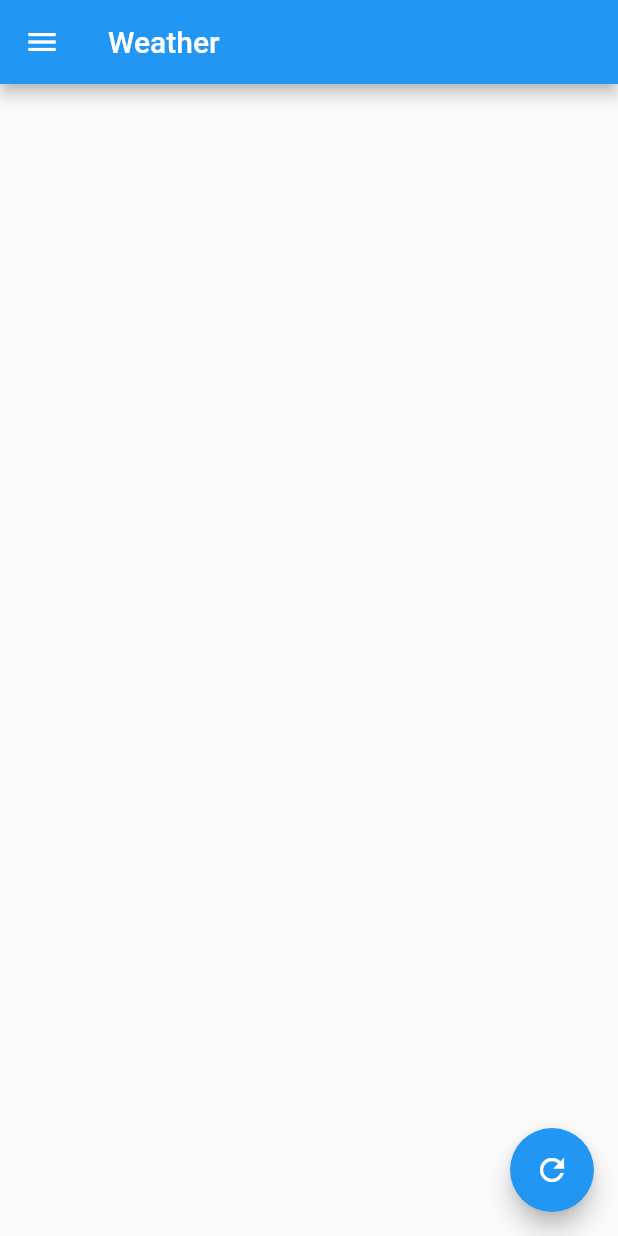
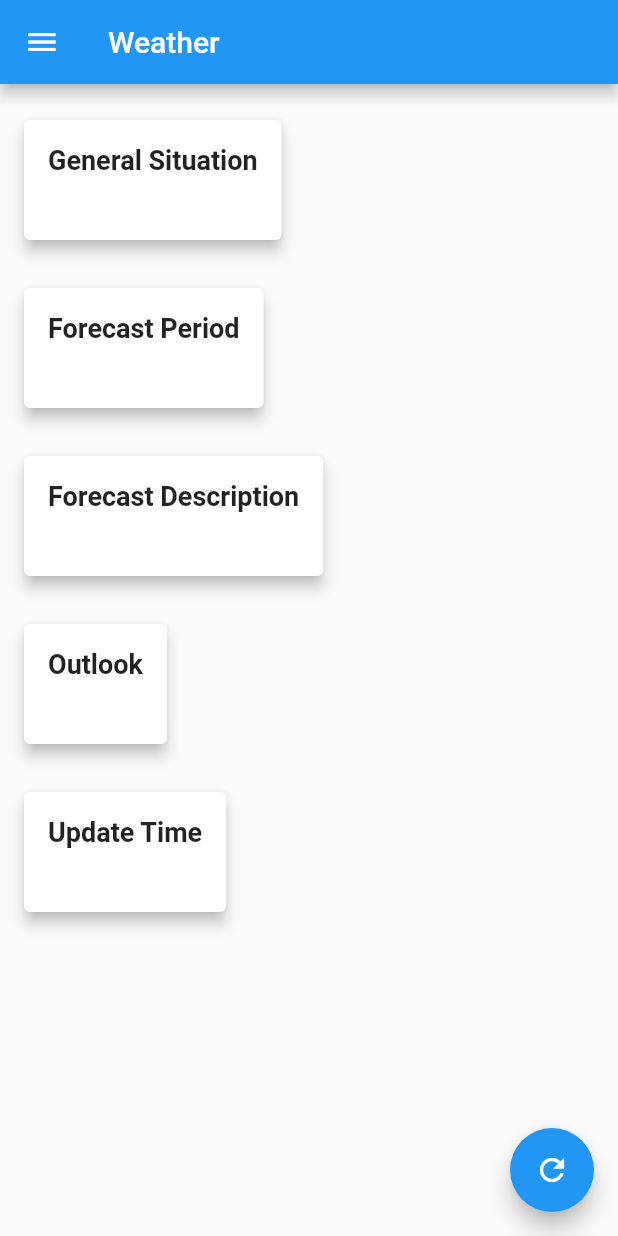
Before and after one commit to playmaker432/flutter_hkTouristApp, a Flutter app: the WeatherPage screen opened by its route, on a phone screen of 412 x 824 dp. Run offline on Flutter 3.47's test engine with Material 2 defaults, Android fonts, the phone set to English and light mode, and no system bars; our stand-ins replace font_awesome_flutter, google_sign_in; network calls fail; key blocks and very long unbroken strings in the code were emptied for the run.

Commit message:
Weather Card Design

```diff
--- a/lib/myplan_page.dart
+++ b/lib/myplan_page.dart
@@ -82,12 +82,12 @@ class _MyPlan_PageState extends State<MyPlanPage> {
         appBar: AppBar(
           title: Text("My Plans"),
           // leading: Icon(FontAwesomeIcons.dragon),
-          actions: <Widget>[
-            IconButton(
-              icon: Icon(FontAwesomeIcons.search),
-              onPressed: null,
-            )
-          ],
+          // actions: <Widget>[
+          //   IconButton(
+          //     icon: Icon(FontAwesomeIcons.search),
+          //     onPressed: null,
+          //   )
+          // ],
           bottom: TabBar(
             tabs: tabList.map((choice) {
               return Tab(
--- a/lib/weather_page.dart
+++ b/lib/weather_page.dart
@@ -5,11 +5,31 @@ import 'main.dart';
 
 class WeatherModel {
   String? generalSituation;
+  String? tcInfo;
+  String? forecastPeriod;
+  String? forecastDesc;
+  String? outlook;
+  String? updateTime;
 
-  WeatherModel({this.generalSituation});
+  WeatherModel({
+    this.generalSituation,
+    this.tcInfo,
+    this.forecastPeriod,
+    this.forecastDesc,
+    this.outlook,
+    this.updateTime,
+  });
 
-  factory WeatherModel.fromJson(Map<String, dynamic> json) =>
-      WeatherModel(generalSituation: json['generalSituation']);
+  factory WeatherModel.fromJson(Map<String, dynamic> json) {
+    return WeatherModel(
+      generalSituation: json['generalSituation'],
+      tcInfo: json['tcInfo'],
+      forecastPeriod: json['forecastPeriod'],
+      forecastDesc: json['forecastDesc'],
+      outlook: json['outlook'],
+      updateTime: json['updateTime'],
+    );
+  }
 }
 
 class WeatherPage extends StatefulWidget {
@@ -20,7 +40,13 @@ class WeatherPage extends StatefulWidget {
 }
 
 class _WeatherScreenState extends State<WeatherPage> {
-  WeatherModel weather_data = new WeatherModel();
+  WeatherModel weather_data = WeatherModel();
+
+  @override
+  void initState() {
+    super.initState();
+    fetchWeatherData();
+  }
 
   @override
   Widget build(BuildContext context) {
@@ -29,11 +55,44 @@ class _WeatherScreenState extends State<WeatherPage> {
         title: const Text('Weather'),
       ),
       floatingActionButton: FloatingActionButton(
-          child: Icon(Icons.refresh), onPressed: fetchWeatherData),
+        child: Icon(Icons.refresh),
+        onPressed: fetchWeatherData,
+      ),
       drawer: buildDrawer(context),
-      body: weather_data.generalSituation != null
-          ? Text(weather_data.generalSituation!)
-          : Container(),
+      body: SingleChildScrollView(
+        child: Padding(
+          padding: const EdgeInsets.all(16.0),
+          child: Column(
+            crossAxisAlignment: CrossAxisAlignment.start,
+            children: [
+              WeatherInfoCard(
+                title: 'General Situation',
+                content: weather_data.generalSituation ?? '',
+              ),
+              SizedBox(height: 16.0),
+              WeatherInfoCard(
+                title: 'Forecast Period',
+                content: weather_data.forecastPeriod ?? '',
+              ),
+              SizedBox(height: 16.0),
+              WeatherInfoCard(
+                title: 'Forecast Description',
+                content: weather_data.forecastDesc ?? '',
+              ),
+              SizedBox(height: 16.0),
+              WeatherInfoCard(
+                title: 'Outlook',
+                content: weather_data.outlook ?? '',
+              ),
+              SizedBox(height: 16.0),
+              WeatherInfoCard(
+                title: 'Update Time',
+                content: weather_data.updateTime ?? '',
+              ),
+            ],
+          ),
+        ),
+      ),
     );
   }
 
@@ -62,3 +121,38 @@ class _WeatherScreenState extends State<WeatherPage> {
     }
   }
 }
+
+class WeatherInfoCard extends StatelessWidget {
+  final String title;
+  final String content;
+
+  WeatherInfoCard({required this.title, required this.content});
+
+  @override
+  Widget build(BuildContext context) {
+    return Card(
+      elevation: 4.0,
+      margin: EdgeInsets.symmetric(vertical: 8.0),
+      child: Padding(
+        padding: const EdgeInsets.all(16.0),
+        child: Column(
+          crossAxisAlignment: CrossAxisAlignment.start,
+          children: [
+            Text(
+              title,
+              style: TextStyle(
+                fontSize: 18.0,
+                fontWeight: FontWeight.bold,
+              ),
+            ),
+            SizedBox(height: 8.0),
+            Text(
+              content,
+              style: TextStyle(fontSize: 16.0),
+            ),
+          ],
+        ),
+      ),
+    );
+  }
+}
```
